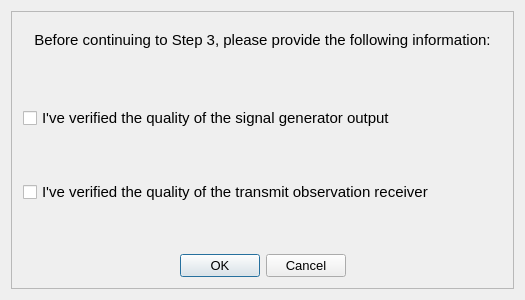
This is qualitycheck.ui in ItsSpicee/peprs as Qt 5 draws it before an edit. The edited form follows.
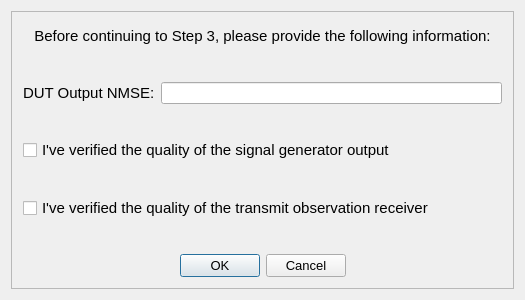
This is the edited form.

Commit message: error bar implemented for AWG, working on UXA, updated checks

Patch:
```diff
--- a/qualitycheck.ui
+++ b/qualitycheck.ui
@@ -22,11 +22,11 @@
      <property name="frameShadow">
       <enum>QFrame::Raised</enum>
      </property>
-     <layout class="QVBoxLayout" name="verticalLayout" stretch="0,0,0,0">
-      <property name="spacing">
-       <number>50</number>
+     <layout class="QGridLayout" name="gridLayout" rowstretch="1,1,1,1,1">
+      <property name="verticalSpacing">
+       <number>34</number>
       </property>
-      <item>
+      <item row="0" column="0" colspan="2">
        <widget class="QLabel" name="label_4">
         <property name="font">
          <font>
@@ -42,20 +42,7 @@
         </property>
        </widget>
       </item>
-      <item>
-       <widget class="QCheckBox" name="qualityGeneratorCheck">
-        <property name="font">
-         <font>
-          <family>Arial</family>
-          <pointsize>11</pointsize>
-         </font>
-        </property>
-        <property name="text">
-         <string>I've verified the quality of the signal generator output</string>
-        </property>
-       </widget>
-      </item>
-      <item>
+      <item row="3" column="0" colspan="2">
        <widget class="QCheckBox" name="qualityReceiverCheck">
         <property name="font">
          <font>
@@ -71,7 +58,23 @@
         </property>
        </widget>
       </item>
-      <item>
+      <item row="2" column="0" colspan="2">
+       <widget class="QCheckBox" name="qualityGeneratorCheck">
+        <property name="font">
+         <font>
+          <family>Arial</family>
+          <pointsize>11</pointsize>
+         </font>
+        </property>
+        <property name="layoutDirection">
+         <enum>Qt::LeftToRight</enum>
+        </property>
+        <property name="text">
+         <string>I've verified the quality of the signal generator output</string>
+        </property>
+       </widget>
+      </item>
+      <item row="4" column="0" colspan="2">
        <widget class="QDialogButtonBox" name="qualityCheckButtons">
         <property name="font">
          <font>
@@ -90,6 +93,22 @@
         </property>
        </widget>
       </item>
+      <item row="1" column="0">
+       <widget class="QLabel" name="label">
+        <property name="font">
+         <font>
+          <family>Arial</family>
+          <pointsize>11</pointsize>
+         </font>
+        </property>
+        <property name="text">
+         <string>DUT Output NMSE:</string>
+        </property>
+       </widget>
+      </item>
+      <item row="1" column="1">
+       <widget class="QLineEdit" name="lineEdit"/>
+      </item>
      </layout>
     </widget>
    </item>
```
The commit also changes 18 other files.
